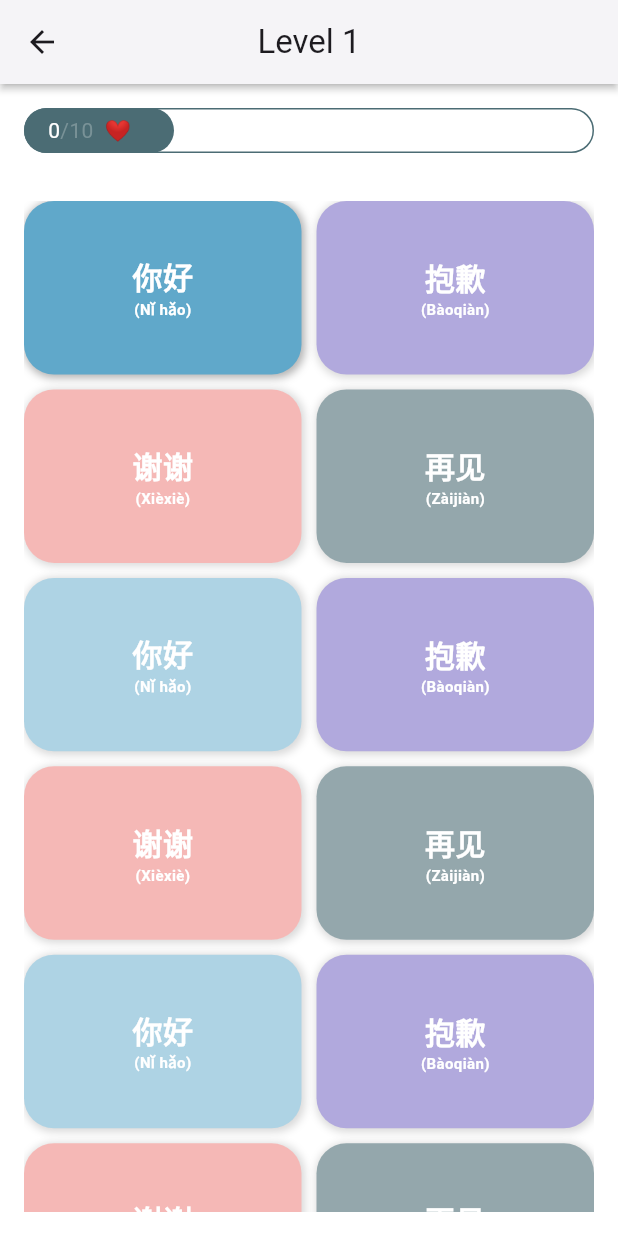
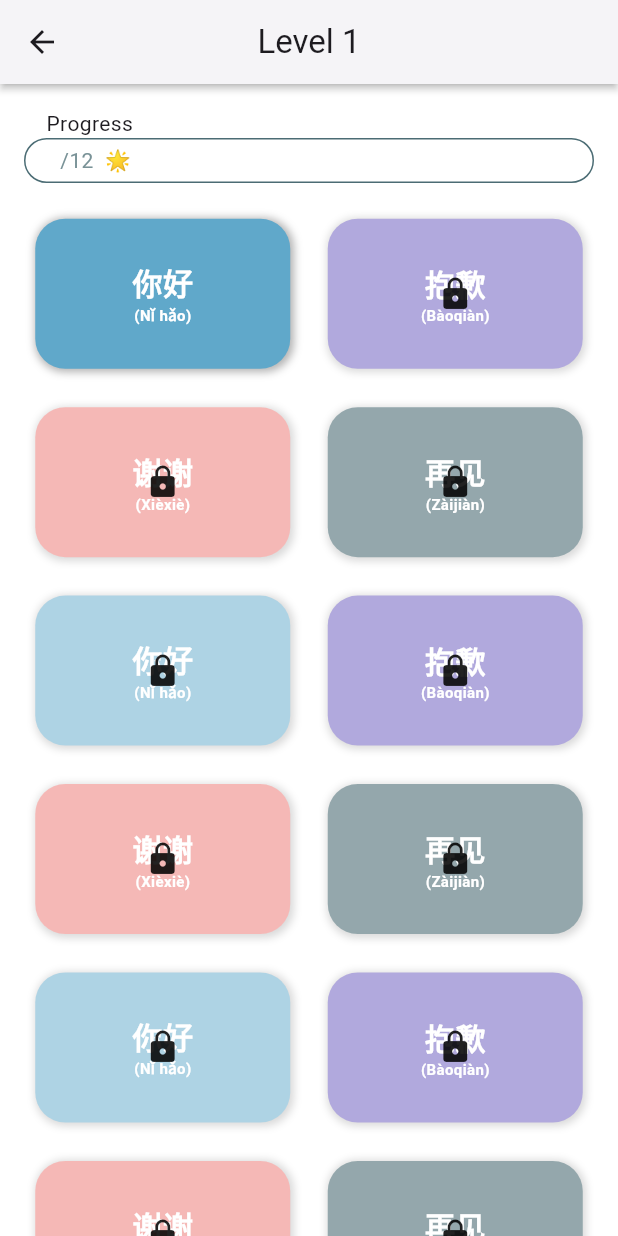
Before and after one commit to ArafatHussain99/chinese_learning_app, a Flutter app: the screen it shows after launch, after a tap on "Level 1", on a phone screen of 412 x 824 dp. Run offline on Flutter 3.47's test engine with Material 3 defaults, Android fonts, the light colour scheme and no system bars; drawn by our look-alikes of flip_card; our stand-ins replace flutter_riverpod, fluttertoast, just_audio, riverpod.

Commit message:
[Update]: Logical and functional updates

```diff
--- a/lib/dummy/dummy_data.dart
+++ b/lib/dummy/dummy_data.dart
@@ -2,7 +2,8 @@ import 'dart:ui';
 
 import 'package:chinese_learning_app/global_variables/global_colors.dart';
 
-final cardData = [
+class DummyData {
+  static final cardData = [
     {
       'word': '(Nǐ hǎo)',
       'chinese': '你好',
@@ -112,3 +113,4 @@ final cardData = [
       'read': false,
     }
   ];
+}
--- a/lib/provider/provider.dart
+++ b/lib/provider/provider.dart
@@ -1,3 +1,4 @@
 import 'package:riverpod/riverpod.dart';
 
 final score = StateProvider<int>((ref) => 0);
+final index = StateProvider<int>((ref) => 0);
--- a/lib/routes.dart
+++ b/lib/routes.dart
@@ -1,4 +1,5 @@
 import 'package:chinese_learning_app/screens/home.dart';
+import 'package:chinese_learning_app/screens/quiz_page.dart';
 import 'package:chinese_learning_app/screens/words_page.dart';
 import 'package:flutter/material.dart';
 
@@ -14,6 +15,11 @@ Route<dynamic> generateRoute(RouteSettings routeSettings) {
         settings: routeSettings,
         builder: (_) => const WordsScreen(),
       );
+    case QuizScreen.id:
+      return MaterialPageRoute(
+        settings: routeSettings,
+        builder: (_) => const QuizScreen(),
+      );
     default:
       return MaterialPageRoute(
         settings: routeSettings,
--- a/lib/screens/home.dart
+++ b/lib/screens/home.dart
@@ -1,5 +1,7 @@
+import 'package:chinese_learning_app/dummy/dummy_data.dart';
 import 'package:chinese_learning_app/global_variables/global_colors.dart';
 import 'package:chinese_learning_app/provider/provider.dart';
+import 'package:chinese_learning_app/screens/quiz_page.dart';
 import 'package:chinese_learning_app/screens/words_page.dart';
 import 'package:flutter/material.dart';
 import 'package:flutter_riverpod/flutter_riverpod.dart';
@@ -79,7 +81,7 @@ class HomePageState extends ConsumerState<HomePage> {
                             onTap: () {
                               Fluttertoast.showToast(
                                   msg:
-                                      'You have 0 stars. Learn more words to earn more stars.');
+                                      'You have ${ref.read(score)} stars. Learn more words to earn more stars.');
                             },
                             child: Container(
                               padding: const EdgeInsets.all(8),
@@ -129,10 +131,14 @@ class HomePageState extends ConsumerState<HomePage> {
                         ),
                         GestureDetector(
                           onTap: () {
+                            if (ref.read(score) < DummyData.cardData.length) {
                               Fluttertoast.showToast(
                                 msg:
-                                  'You have to gather atleast 150 stars first to start challenges.',
+                                    'You have to gather atleast ${DummyData.cardData.length} stars first to start challenges.',
                               );
+                            } else {
+                              Navigator.pushNamed(context, QuizScreen.id);
+                            }
                           },
                           child: Container(
                             padding: const EdgeInsets.all(8),
@@ -191,16 +197,29 @@ class HomePageState extends ConsumerState<HomePage> {
                     children: [
                       GestureDetector(
                           onTap: () {
+                            if (ref.read(score) < DummyData.cardData.length) {
                               Fluttertoast.showToast(
                                   msg: 'Please complete level 1 first');
+                              print(
+                                  'Tapppedd ${ref.read(score)}  ${DummyData.cardData.length}');
+                            } else {
+                              Fluttertoast.showToast(msg: 'Coming soon..');
+                            }
                           },
                           child: StudyCard(
-                            color: Color.fromARGB(255, 109, 91, 201)
+                            color: ref.read(score) >= DummyData.cardData.length
+                                ? Color.fromARGB(255, 109, 91, 201)
+                                : Color.fromARGB(255, 109, 91, 201)
                                     .withOpacity(0.5),
                             text: 'Level 2',
-                            textColor: Colors.white.withOpacity(0.5),
+                            textColor:
+                                ref.read(score) >= DummyData.cardData.length
+                                    ? Colors.white
+                                    : Colors.white.withOpacity(0.5),
                           )),
-                      const Icon(Icons.lock),
+                      ref.read(score) >= DummyData.cardData.length
+                          ? Container()
+                          : const Icon(Icons.lock),
                     ],
                   ),
                   const SizedBox(
--- a/lib/screens/words_page.dart
+++ b/lib/screens/words_page.dart
@@ -4,6 +4,7 @@ import 'package:chinese_learning_app/provider/provider.dart';
 import 'package:chinese_learning_app/widgets/custom_flip_card.dart';
 import 'package:flutter/material.dart';
 import 'package:flutter_riverpod/flutter_riverpod.dart';
+import 'package:fluttertoast/fluttertoast.dart';
 
 class WordsScreen extends ConsumerStatefulWidget {
   static const String id = 'words_page';
@@ -41,11 +42,13 @@ class WordsScreenState extends ConsumerState<WordsScreen> {
       body: Center(
         child: SafeArea(
           child: Center(
+            child: Padding(
+              padding: const EdgeInsets.only(left: 16.0, right: 16, top: 16),
               child: Column(
+                crossAxisAlignment: CrossAxisAlignment.start,
                 children: [
-                Padding(
-                  padding: const EdgeInsets.all(16.0),
-                  child: Stack(
+                  const Text('    Progress'),
+                  Stack(
                     children: [
                       Container(
                         height: 30,
@@ -58,7 +61,8 @@ class WordsScreenState extends ConsumerState<WordsScreen> {
                       ),
                       Container(
                         height: 30,
-                        width: 100,
+                        width: (MediaQuery.of(context).size.width - 32) *
+                            (total / DummyData.cardData.length),
                         decoration: BoxDecoration(
                             color: GlobalColors.primaryLight,
                             borderRadius: BorderRadius.circular(20)),
@@ -72,22 +76,23 @@ class WordsScreenState extends ConsumerState<WordsScreen> {
                               '$total',
                               style: const TextStyle(color: Colors.white),
                             ),
-                            const Text(
-                              '/10  ❤️',
-                              style: TextStyle(color: GlobalColors.fontLight),
+                            Text(
+                              '/${DummyData.cardData.length}  🌟',
+                              style: const TextStyle(
+                                  color: GlobalColors.fontLight),
                             )
                           ],
                         ),
                       )
                     ],
                   ),
+                  const SizedBox(
+                    height: 16,
                   ),
                   Expanded(
-                  child: Padding(
-                    padding: const EdgeInsets.all(16.0),
                     child: GridView.builder(
                       shrinkWrap: true,
-                        itemCount: cardData.length + 1,
+                      itemCount: DummyData.cardData.length + 1,
                       gridDelegate:
                           const SliverGridDelegateWithFixedCrossAxisCount(
                               crossAxisCount: 2,
@@ -95,23 +100,46 @@ class WordsScreenState extends ConsumerState<WordsScreen> {
                               mainAxisSpacing: 10,
                               childAspectRatio: 1.6),
                       itemBuilder: (context, index) {
-                          return index == cardData.length
+                        return index == DummyData.cardData.length
                             ? const SizedBox()
-                              : Opacity(
+                            : Stack(
+                                alignment: Alignment.center,
+                                children: [
+                                  Opacity(
                                     opacity: total >= index ? 1 : 0.5,
+                                    child: GestureDetector(
+                                      onTap: () {
+                                        Fluttertoast.showToast(
+                                            msg:
+                                                'Please read all the previous words to get the next word.');
+                                      },
                                       child: CustomFlipCard(
-                                    word: cardData[index]['word'].toString(),
-                                    chinese:
-                                        cardData[index]['chinese'].toString(),
-                                    soundAsset: cardData[index]['soundAsset']
+                                        word: DummyData.cardData[index]['word']
                                             .toString(),
-                                    meaning:
-                                        cardData[index]['meaning'].toString(),
-                                    image: cardData[index]['image'].toString(),
-                                    color: cardData[index]['color'] as Color,
+                                        chinese: DummyData.cardData[index]
+                                                ['chinese']
+                                            .toString(),
+                                        soundAsset: DummyData.cardData[index]
+                                                ['soundAsset']
+                                            .toString(),
+                                        meaning: DummyData.cardData[index]
+                                                ['meaning']
+                                            .toString(),
+                                        image: DummyData.cardData[index]
+                                                ['image']
+                                            .toString(),
+                                        color: DummyData.cardData[index]
+                                            ['color'] as Color,
+                                        index: index,
                                       ),
+                                    ),
+                                  ),
+                                  total < index
+                                      ? const Icon(Icons.lock)
+                                      : Container(),
+                                ],
                               );
-                        }),
+                      },
                     ),
                   )
                 ],
@@ -119,6 +147,7 @@ class WordsScreenState extends ConsumerState<WordsScreen> {
             ),
           ),
         ),
+      ),
     );
   }
 }
--- a/lib/widgets/custom_flip_card.dart
+++ b/lib/widgets/custom_flip_card.dart
@@ -1,3 +1,4 @@
+import 'package:chinese_learning_app/dummy/dummy_data.dart';
 import 'package:chinese_learning_app/provider/provider.dart';
 import 'package:flip_card/flip_card.dart';
 import 'package:flutter/material.dart';
@@ -13,6 +14,7 @@ class CustomFlipCard extends ConsumerStatefulWidget {
     required this.chinese,
     required this.image,
     required this.color,
+    required this.index,
   });
   final String soundAsset;
   final String meaning;
@@ -20,6 +22,7 @@ class CustomFlipCard extends ConsumerStatefulWidget {
   final String chinese;
   final String image;
   final Color color;
+  final int index;
 
   @override
   CustomFlipCardState createState() => CustomFlipCardState();
@@ -35,8 +38,14 @@ class CustomFlipCardState extends ConsumerState<CustomFlipCard> {
         player.stop();
         player = AudioPlayer()..setAsset(widget.soundAsset);
         player.play();
-        ref.read(score.notifier).state = ref.read(score) + 1;
       },
+      onFlipDone: (isFront) {
+        if (DummyData.cardData[widget.index]['read'] == false) {
+          DummyData.cardData[widget.index]['read'] = true;
+          ref.read(score.notifier).state = ref.read(score) + 1;
+        }
+      },
+      flipOnTouch: ref.read(score) >= widget.index,
       fill: Fill.fillBack,
       side: CardSide.FRONT,
       back: Container(
--- a/pubspec.yaml
+++ b/pubspec.yaml
@@ -42,6 +42,7 @@ dependencies:
   fluttertoast: ^8.2.4
   lottie: ^3.1.0
   flutter_custom_clippers: ^2.1.0
+  shared_preferences: ^2.2.2
 
 dev_dependencies:
   flutter_test:
```
Also changed, not shown: pubspec.lock, 1 other file. Lines whose indentation alone changed are shown as unchanged.
